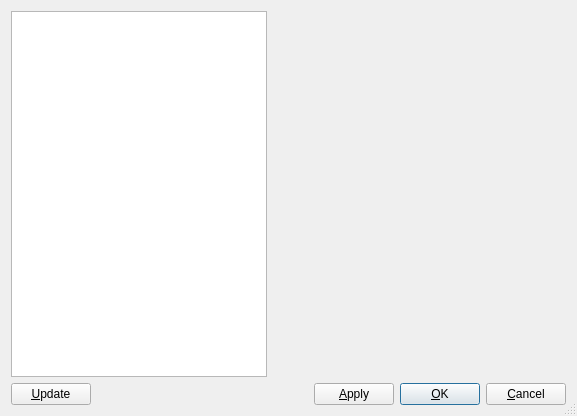
Before: the Qt Designer form plugins/_core/cfgdlgbase.ui in dhyannataraj/sim-im-test, drawn with Qt 5.
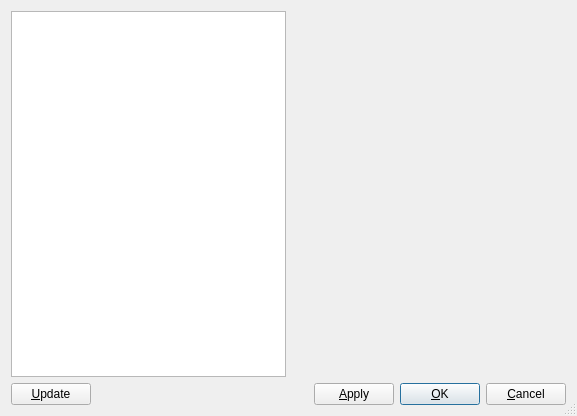
After: the same form once the commit is applied.

Diff of the .ui file:
```diff
--- a/plugins/_core/cfgdlgbase.ui
+++ b/plugins/_core/cfgdlgbase.ui
@@ -33,15 +33,6 @@
      </property>
      <item>
       <widget class="QTreeWidget" name="lstBox">
-       <property name="sizePolicy">
-        <sizepolicy hsizetype="Preferred" vsizetype="Expanding">
-         <horstretch>0</horstretch>
-         <verstretch>0</verstretch>
-        </sizepolicy>
-       </property>
-       <property name="columnCount">
-        <number>1</number>
-       </property>
        <attribute name="headerVisible">
         <bool>false</bool>
        </attribute>
```
Left out of the diff: 27 changed lines with no effect on the pictures.
